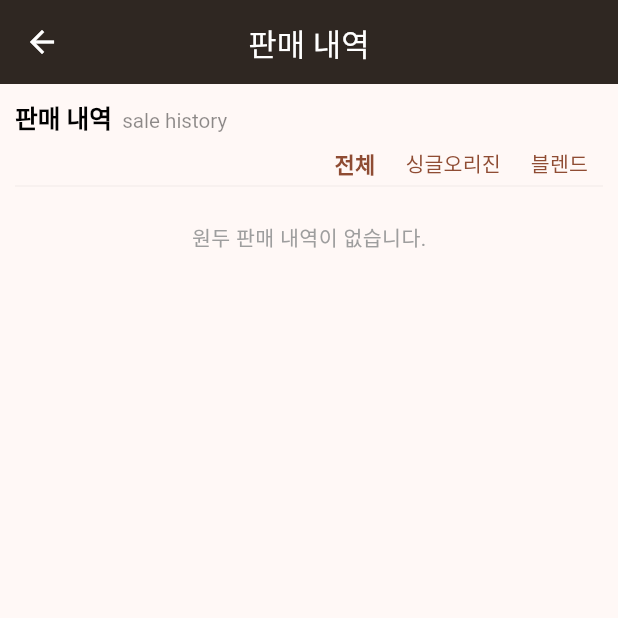
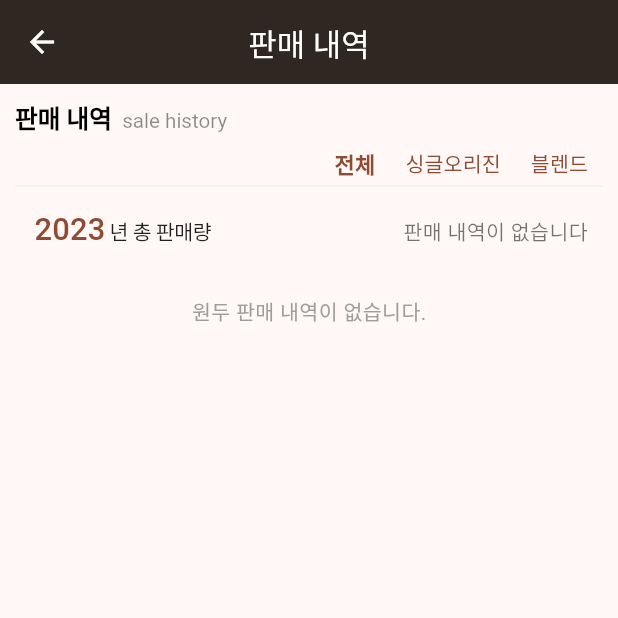
Before and after one commit to NamGideokk/bean_diary, a Flutter app: the SaleHistoryMain screen opened directly, on a phone screen of 412 x 824 dp, the top half of it. Run offline on Flutter 3.47's test engine with Material 2 defaults, Android fonts, the phone set to English and light mode, and no system bars; our stand-ins replace get, package_info_plus, sqflite; accounts and stored records are empty.

Commit message:
판매 내역 > 년도 별 총 판매량 추가

```diff
--- a/lib/controller/sale_history_controller.dart
+++ b/lib/controller/sale_history_controller.dart
@@ -1,14 +1,16 @@
 import 'package:bean_diary/sqflite/roasting_bean_sales_sqf_lite.dart';
 import 'package:bean_diary/utility/utility.dart';
+import 'package:flutter/cupertino.dart';
 import 'package:get/get.dart';
 
 class SaleHistoryController extends GetxController {
-  RxList _showList = [].obs;
-  RxList _totalList = [].obs;
-  RxList _singleList = [].obs;
-  RxList _blendList = [].obs;
+  final RxList _showList = [].obs;
+  final RxList _totalList = [].obs;
+  final RxList _singleList = [].obs;
+  final RxList _blendList = [].obs;
 
-  RxString _filterValue = "전체".obs;
+  final RxString _filterValue = "전체".obs;
+  final RxInt _totalWeightForYear = 0.obs;
 
   get showList => _showList;
   get totalList => _totalList;
@@ -16,6 +18,7 @@ class SaleHistoryController extends GetxController {
   get blendList => _blendList;
 
   get filterValue => _filterValue.value;
+  get totalWeightForYear => _totalWeightForYear.value;
 
   @override
   void onInit() {
@@ -36,6 +39,7 @@ class SaleHistoryController extends GetxController {
       }
       _totalList(list);
       _showList([..._totalList]);
+      calcYearTotalSalesWeight(DateTime.now().year);
     }
   }
 
@@ -61,6 +65,26 @@ class SaleHistoryController extends GetxController {
     _showList(revList);
   }
 
+  void calcYearTotalSalesWeight(int year) {
+    int totalWeight = 0;
+    for (var e in _totalList) {
+      if (e["date"].toString().substring(0, 4) == year.toString()) {
+        totalWeight += int.parse(e["sales_weight"].toString());
+      }
+    }
+    _totalWeightForYear(totalWeight);
+  }
+
+  void scrollToTop(ScrollController ctrl) {
+    if (ctrl.hasClients && ctrl.offset != 0.0) {
+      ctrl.animateTo(
+        0.0,
+        duration: const Duration(milliseconds: 300),
+        curve: Curves.easeInOut,
+      );
+    }
+  }
+
   @override
   void onClose() {
     super.onClose();
--- /dev/null
+++ b/lib/controller/year_picker_controller.dart
@@ -0,0 +1,17 @@
+import 'package:get/get.dart';
+
+class YearPickerController extends GetxController {
+  final RxString _selectedYear = "".obs;
+
+  get selectedYear => _selectedYear.value;
+
+  @override
+  void onInit() {
+    super.onInit();
+    setInitYear();
+  }
+
+  void setInitYear() => _selectedYear(DateTime.now().year.toString());
+
+  void setSelectedYear(int year) => _selectedYear(year.toString());
+}
--- a/lib/screens/sale_history_main.dart
+++ b/lib/screens/sale_history_main.dart
@@ -1,5 +1,7 @@
 import 'package:bean_diary/controller/sale_history_controller.dart';
+import 'package:bean_diary/controller/year_picker_controller.dart';
 import 'package:bean_diary/utility/utility.dart';
+import 'package:bean_diary/widgets/custom_year_picker.dart';
 import 'package:bean_diary/widgets/empty_widget.dart';
 import 'package:bean_diary/widgets/header_title.dart';
 import 'package:bean_diary/widgets/roasting_type_widget.dart';
@@ -16,6 +18,8 @@ class SaleHistoryMain extends StatefulWidget {
 
 class _SaleHistoryMainState extends State<SaleHistoryMain> {
   final SaleHistoryController _saleHistoryCtrl = Get.put(SaleHistoryController());
+  final YearPickerController _yearPickerController = Get.put(YearPickerController());
+  final _scrollCtrl = ScrollController();
 
   @override
   void initState() {
@@ -26,6 +30,7 @@ class _SaleHistoryMainState extends State<SaleHistoryMain> {
   void dispose() {
     super.dispose();
     Get.delete<SaleHistoryController>();
+    Get.delete<YearPickerController>();
   }
 
   @override
@@ -38,9 +43,13 @@ class _SaleHistoryMainState extends State<SaleHistoryMain> {
           centerTitle: true,
         ),
         floatingActionButton: _saleHistoryCtrl.totalList.length > 0
-            ? FloatingActionButton.small(
+            ? Column(
+                mainAxisAlignment: MainAxisAlignment.end,
+                children: [
+                  FloatingActionButton.small(
                     backgroundColor: Colors.brown.withOpacity(0.85),
                     foregroundColor: Colors.white,
+                    heroTag: "filter",
                     tooltip: "날짜순",
                     elevation: 3,
                     onPressed: () => _saleHistoryCtrl.setReverseDate(),
@@ -48,6 +57,22 @@ class _SaleHistoryMainState extends State<SaleHistoryMain> {
                       CupertinoIcons.arrow_up_arrow_down,
                       size: height / 40,
                     ),
+                  ),
+                  _saleHistoryCtrl.totalList.length >= 10
+                      ? FloatingActionButton.small(
+                          backgroundColor: Colors.brown.withOpacity(0.85),
+                          foregroundColor: Colors.white,
+                          heroTag: "moveTop",
+                          tooltip: "맨 위로",
+                          elevation: 3,
+                          onPressed: () => _saleHistoryCtrl.scrollToTop(_scrollCtrl),
+                          child: Icon(
+                            Icons.vertical_align_top_rounded,
+                            size: height / 40,
+                          ),
+                        )
+                      : const SizedBox(),
+                ],
               )
             : const SizedBox(),
         body: Container(
@@ -92,10 +117,70 @@ class _SaleHistoryMainState extends State<SaleHistoryMain> {
                 ],
               ),
               const Divider(height: 8, color: Colors.black12),
+              Padding(
+                padding: const EdgeInsets.all(10),
+                child: Row(
+                  mainAxisAlignment: MainAxisAlignment.spaceBetween,
+                  crossAxisAlignment: CrossAxisAlignment.baseline,
+                  textBaseline: TextBaseline.ideographic,
+                  children: [
+                    Row(
+                      crossAxisAlignment: CrossAxisAlignment.baseline,
+                      textBaseline: TextBaseline.ideographic,
+                      children: [
+                        TextButton(
+                          style: TextButton.styleFrom(
+                            visualDensity: VisualDensity.compact,
+                            tapTargetSize: MaterialTapTargetSize.shrinkWrap,
+                            padding: const EdgeInsets.symmetric(vertical: 0, horizontal: 3),
+                            shape: RoundedRectangleBorder(
+                              borderRadius: BorderRadius.circular(5),
+                            ),
+                          ),
+                          onPressed: () {
+                            showModalBottomSheet(
+                              showDragHandle: true,
+                              context: context,
+                              builder: (context) => const CustomYearPicker(),
+                            );
+                          },
+                          child: Text(
+                            _yearPickerController.selectedYear,
+                            style: TextStyle(
+                              fontSize: height / 40,
+                            ),
+                          ),
+                        ),
+                        Text(
+                          "년 총 판매량",
+                          style: TextStyle(
+                            fontSize: height / 60,
+                            color: Colors.black87,
+                            fontWeight: FontWeight.w300,
+                            letterSpacing: -0.3,
+                          ),
+                        ),
+                      ],
+                    ),
+                    Expanded(
+                      child: Text(
+                        _saleHistoryCtrl.totalWeightForYear != 0 ? "${Utility().numberFormat(Utility().parseToDoubleWeight(_saleHistoryCtrl.totalWeightForYear))}kg" : "판매 내역이 없습니다",
+                        textAlign: TextAlign.right,
+                        style: TextStyle(
+                          fontSize: _saleHistoryCtrl.totalWeightForYear != 0 ? height / 46 : height / 60,
+                          fontWeight: _saleHistoryCtrl.totalWeightForYear != 0 ? FontWeight.w600 : FontWeight.w300,
+                          color: _saleHistoryCtrl.totalWeightForYear != 0 ? Colors.black : Colors.black54,
+                        ),
+                      ),
+                    ),
+                  ],
+                ),
+              ),
               _saleHistoryCtrl.showList.isNotEmpty
                   ? Expanded(
                       child: SingleChildScrollView(
-                        padding: EdgeInsets.only(bottom: height / 11),
+                        padding: EdgeInsets.only(bottom: height / 6.5),
+                        controller: _scrollCtrl,
                         child: ListView.separated(
                           shrinkWrap: true,
                           physics: const NeverScrollableScrollPhysics(),
```
Also changed, not shown: lib/widgets/custom_year_picker.dart (added, +35 -0 lines), 1 other file. Lines whose indentation alone changed are shown as unchanged.
